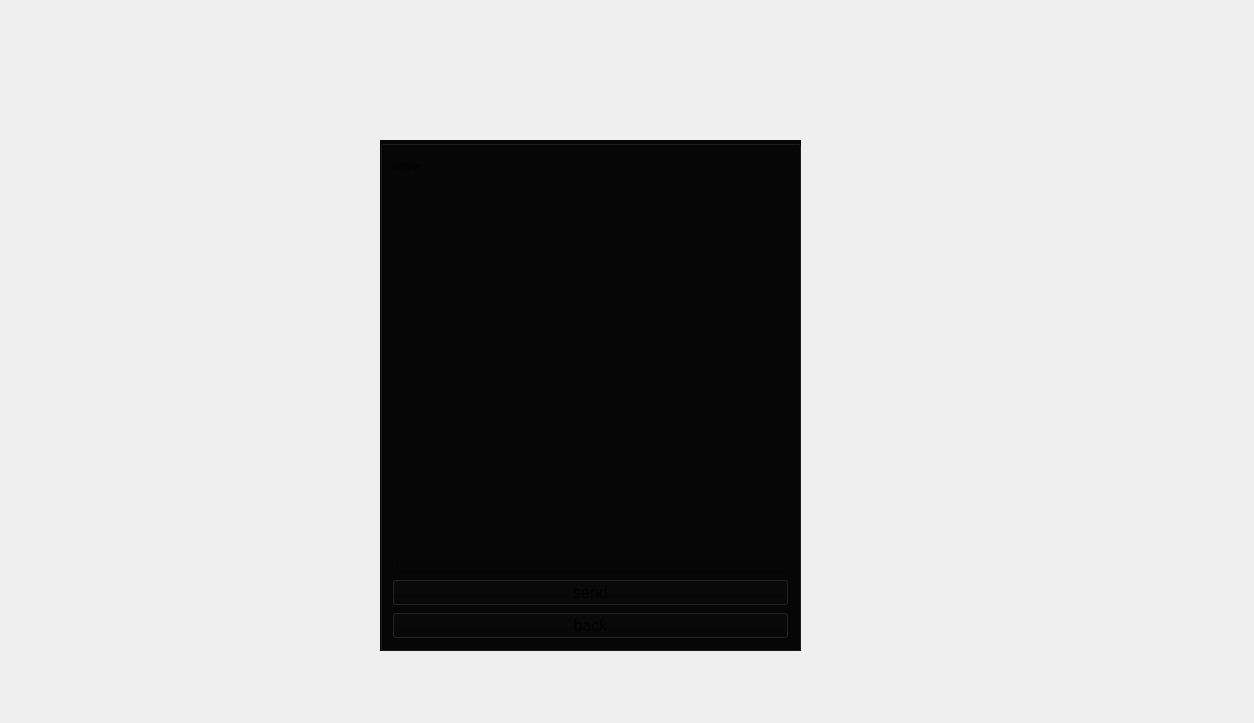
Old version of the form massenger/sendmessagegroup_dialog.ui in the repository MahanBeidokhti/AP-Messenger.
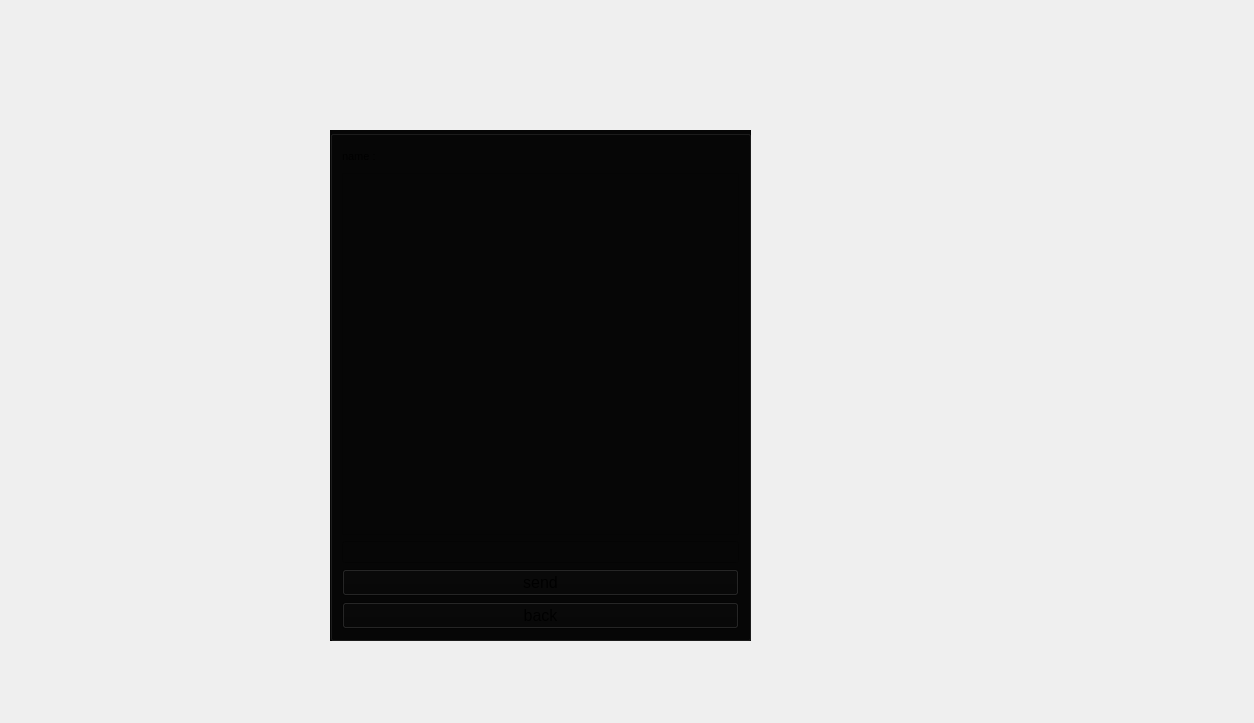
New version of the form. Icons and pictures are not drawn.

Diff of the .ui file:
```diff
--- a/massenger/sendmessagegroup_dialog.ui
+++ b/massenger/sendmessagegroup_dialog.ui
@@ -19,8 +19,8 @@
   <widget class="QGroupBox" name="groupname_groupBox">
    <property name="geometry">
     <rect>
-     <x>450</x>
-     <y>270</y>
+     <x>400</x>
+     <y>260</y>
      <width>311</width>
      <height>221</height>
     </rect>
@@ -37,7 +37,7 @@
       <item>
        <widget class="QLabel" name="label">
         <property name="text">
-         <string>channelname :</string>
+         <string>groupname :</string>
         </property>
        </widget>
       </item>
@@ -80,8 +80,8 @@
   <widget class="QGroupBox" name="chat_groupBox">
    <property name="geometry">
     <rect>
-     <x>380</x>
-     <y>140</y>
+     <x>330</x>
+     <y>130</y>
      <width>421</width>
      <height>511</height>
     </rect>
```
